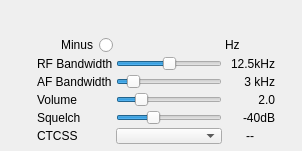
Qt form plugins/channel/nfm/nfmdemodgui.ui (f4exb/sdrangel) before a commit.
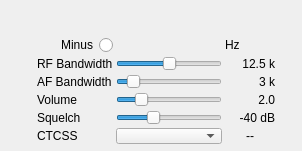
The same form after that commit. Custom widgets are drawn as their Qt base class.

Commit message: NFM demod plugin GUI display corrections

The edit to the form file:
```diff
--- a/plugins/channel/nfm/nfmdemodgui.ui
+++ b/plugins/channel/nfm/nfmdemodgui.ui
@@ -129,7 +129,7 @@
        </size>
       </property>
       <property name="text">
-       <string>12.5kHz</string>
+       <string>12.5 k</string>
       </property>
       <property name="alignment">
        <set>Qt::AlignRight|Qt::AlignTrailing|Qt::AlignVCenter</set>
@@ -145,7 +145,7 @@
        </size>
       </property>
       <property name="text">
-       <string>3 kHz</string>
+       <string>3 k</string>
       </property>
       <property name="alignment">
        <set>Qt::AlignRight|Qt::AlignTrailing|Qt::AlignVCenter</set>
@@ -187,7 +187,7 @@
        </size>
       </property>
       <property name="text">
-       <string>-40dB</string>
+       <string>-40 dB</string>
       </property>
       <property name="alignment">
        <set>Qt::AlignRight|Qt::AlignTrailing|Qt::AlignVCenter</set>
```
The commit also changes 1 other file.
